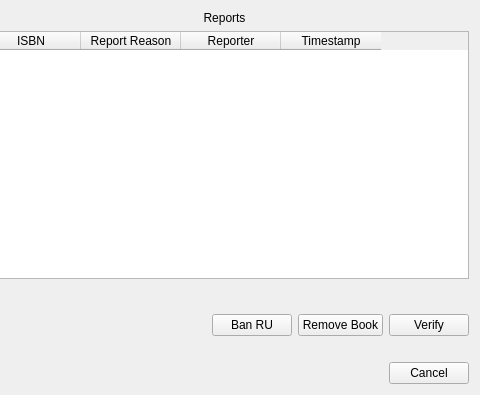
The window that designer/Ui_ApprovalReportedList.ui (psuong/P2PBooks) describes before a commit, drawn with Qt 5; both pictures show x 442 to 922 and y 0 to 395 of the 922 by 395 pixel window.
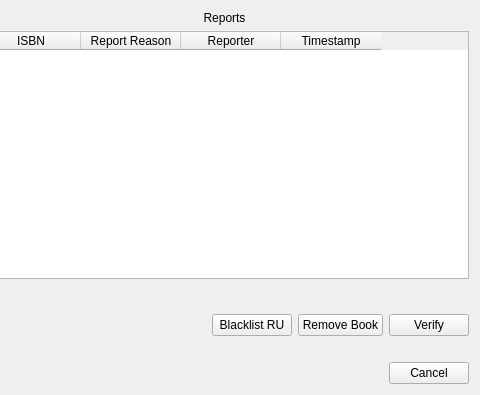
The same window after the commit.

Commit message: Added blacklist feature to admin panel

What changed in the file:
```diff
--- a/designer/Ui_ApprovalReportedList.ui
+++ b/designer/Ui_ApprovalReportedList.ui
@@ -196,7 +196,7 @@
    <item row="3" column="5">
     <widget class="QPushButton" name="ban_ru_push_button">
      <property name="text">
-      <string>Ban RU</string>
+      <string>Blacklist RU</string>
      </property>
     </widget>
    </item>
```
Left out of the diff: 2 changed lines with no effect on the pictures. The commit also changes 3 other files.
